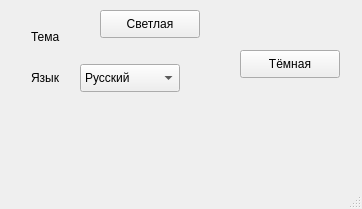
Above: prototype/settings.ui from DmitryKopcheny/Kursach before the change. Below: the same form after it.
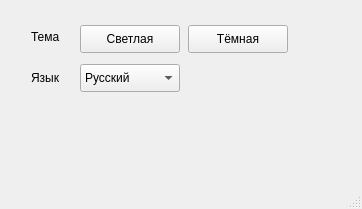
That is the form after the change. Icons and pictures are not drawn.

Diff of the .ui file:
```diff
--- a/prototype/settings.ui
+++ b/prototype/settings.ui
@@ -88,8 +88,8 @@
    <widget class="QPushButton" name="btndark">
     <property name="geometry">
      <rect>
-      <x>240</x>
-      <y>50</y>
+      <x>188</x>
+      <y>25</y>
       <width>100</width>
       <height>28</height>
      </rect>
@@ -101,8 +101,8 @@
    <widget class="QPushButton" name="btnlight">
     <property name="geometry">
      <rect>
-      <x>100</x>
-      <y>10</y>
+      <x>80</x>
+      <y>25</y>
       <width>100</width>
       <height>28</height>
      </rect>
```
